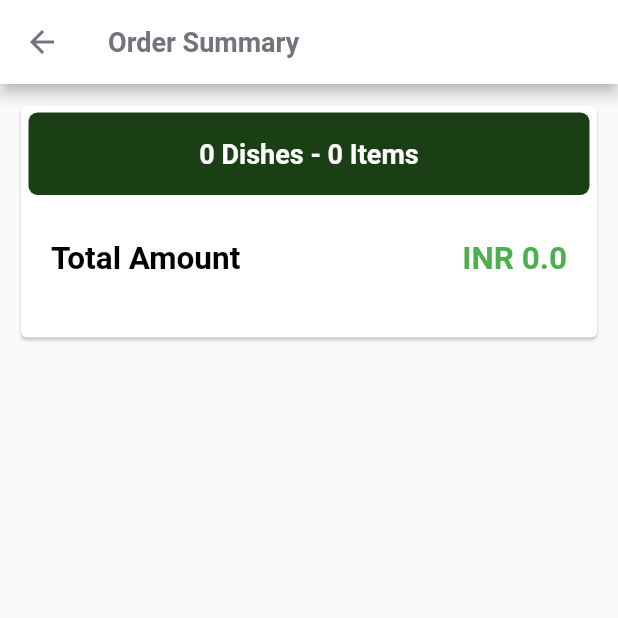
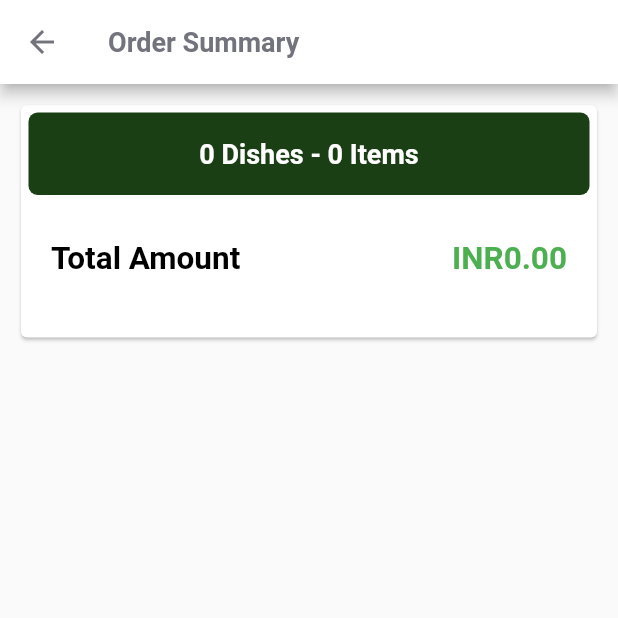
Before and after one commit to devaliakbar/machine_test, a Flutter app: the Cart screen opened directly, on a phone screen of 412 x 824 dp, the top half of it. Run offline on Flutter 3.47's test engine with Material 2 defaults, Android fonts, the phone set to English and light mode, and no system bars; our stand-ins replace bloc, cached_network_image, equatable, firebase_auth, firebase_core, flutter_bloc and 1 more; accounts and stored records are empty; network calls fail.

Commit message:
Home, Cart completed

```diff
--- a/lib/pages/cart/cart.dart
+++ b/lib/pages/cart/cart.dart
@@ -1,5 +1,6 @@
 import 'package:flutter/material.dart';
 import 'package:flutter_bloc/flutter_bloc.dart';
+
 import 'package:machine_test/pages/cart/bloc/cart_bloc.dart';
 import 'package:machine_test/pages/cart/widgets/partials/build_app_bar.dart';
 import 'package:machine_test/pages/cart/widgets/partials/build_cart_item.dart';
--- a/lib/pages/cart/widgets/partials/build_cart_item.dart
+++ b/lib/pages/cart/widgets/partials/build_cart_item.dart
@@ -4,6 +4,7 @@ import 'package:machine_test/pages/cart/bloc/cart_bloc.dart';
 import 'package:machine_test/pages/cart/bloc/data/cart_model.dart';
 import 'package:machine_test/pages/cart/bloc/data/cart_repo.dart';
 import 'package:machine_test/services/settings/app_theme.dart';
+import 'package:machine_test/utils/util.dart';
 import 'package:machine_test/widgets/enter_qty.dart';
 import 'package:machine_test/widgets/normal_text.dart';
 
@@ -61,7 +62,7 @@ class BuildCartItems extends StatelessWidget {
                   Padding(
                     padding: EdgeInsets.only(left: 27, top: 20),
                     child: NormalText(
-                      "INR ${cartDishes[index].price}",
+                      Util.formatCurrency(cartDishes[index].price),
                       size: AppTheme.fontSizeL,
                       boldText: true,
                       color: AppTheme.primaryGreyColor,
@@ -103,7 +104,7 @@ class BuildCartItems extends StatelessWidget {
               width: 7,
             ),
             NormalText(
-              "INR ${cartDishes[index].total}",
+              Util.formatCurrency(cartDishes[index].total),
               boldText: true,
               size: AppTheme.fontSizeL,
               color: AppTheme.primaryGreyColor,
--- a/lib/pages/cart/widgets/partials/build_total.dart
+++ b/lib/pages/cart/widgets/partials/build_total.dart
@@ -1,5 +1,6 @@
 import 'package:flutter/material.dart';
 import 'package:machine_test/services/settings/app_theme.dart';
+import 'package:machine_test/utils/util.dart';
 import 'package:machine_test/widgets/normal_text.dart';
 
 class BuildTotalAmount extends StatelessWidget {
@@ -19,7 +20,7 @@ class BuildTotalAmount extends StatelessWidget {
             color: Colors.black,
           ),
           NormalText(
-            "INR $totalAmount",
+            Util.formatCurrency(totalAmount),
             size: AppTheme.fontSizeXL,
             boldText: true,
             color: AppTheme.primaryGreenColor,
--- a/lib/pages/home/widgets/partials/build_dishes.dart
+++ b/lib/pages/home/widgets/partials/build_dishes.dart
@@ -5,6 +5,7 @@ import 'package:machine_test/pages/cart/bloc/data/cart_model.dart';
 import 'package:machine_test/pages/cart/bloc/data/cart_repo.dart';
 import 'package:machine_test/pages/home/bloc/data/home_model.dart';
 import 'package:machine_test/services/settings/app_theme.dart';
+import 'package:machine_test/utils/util.dart';
 import 'package:machine_test/widgets/enter_qty.dart';
 import 'package:machine_test/widgets/image_from_network.dart';
 import 'package:machine_test/widgets/normal_text.dart';
@@ -88,7 +89,7 @@ class BuildDishes extends StatelessWidget {
                           mainAxisAlignment: MainAxisAlignment.spaceBetween,
                           children: [
                             NormalText(
-                              "INR " + homeDishes[index].price.toString(),
+                              Util.formatCurrency(homeDishes[index].price),
                               boldText: true,
                               color: AppTheme.primaryGreyColor,
                             ),
--- /dev/null
+++ b/lib/utils/util.dart
@@ -0,0 +1,7 @@
+import 'package:intl/intl.dart';
+
+class Util {
+  static String formatCurrency(double amount) {
+    return NumberFormat.currency(locale: 'en_IN').format(amount);
+  }
+}
--- a/pubspec.yaml
+++ b/pubspec.yaml
@@ -35,6 +35,7 @@ dependencies:
   cached_network_image: ^2.4.1
   equatable: ^1.2.5
   flutter_bloc: ^6.1.1
+  intl: ^0.16.1
 
 dev_dependencies:
   flutter_test:
```
Also changed, not shown: pubspec.lock.
